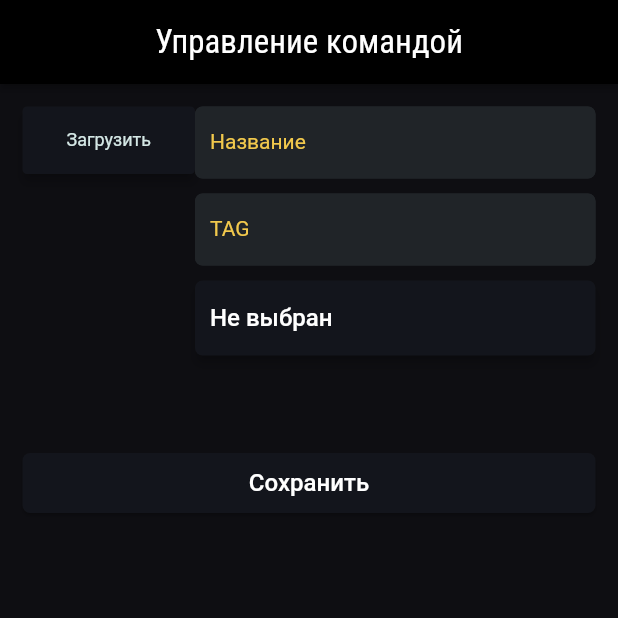
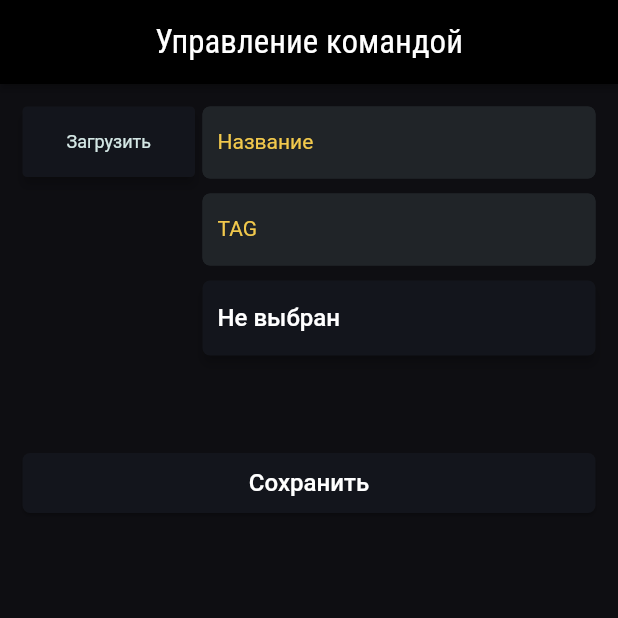
Before and after one commit to nikitakudinov/sp, a Flutter app: the EDITETeamWidget screen opened by its route, on a phone screen of 412 x 824 dp, the top half of it. Run offline on Flutter 3.47's test engine with Material 2 defaults, Android fonts, the phone set to English and light mode, and no system bars; drawn by our look-alikes of auto_size_text; our stand-ins replace cached_network_image, equatable, file_picker, floating_bottom_navigation_bar, font_awesome_flutter, from_css_color and 9 more; missing offline and left inert: json_path, mime_type; accounts and stored records are empty; network calls fail; Roboto replaces fonts that are missing (Encode Sans Semi Condensed).

Commit message:
Updating to latest FlutterFlow output.

```diff
--- a/lib/team/e_d_i_t_e_team/e_d_i_t_e_team_widget.dart
+++ b/lib/team/e_d_i_t_e_team/e_d_i_t_e_team_widget.dart
@@ -167,8 +167,8 @@ class _EDITETeamWidgetState extends State<EDITETeamWidget> {
                                           _model.imagePath,
                                           '0',
                                         ),
-                                        width: 108.0,
-                                        height: 108.0,
+                                        width: 1085.0,
+                                        height: 105.0,
                                         fit: BoxFit.cover,
                                       ),
                                     ),
@@ -177,7 +177,7 @@ class _EDITETeamWidgetState extends State<EDITETeamWidget> {
                               ),
                             Padding(
                               padding: EdgeInsetsDirectional.fromSTEB(
-                                  0.0, 0.0, 0.0, 10.0),
+                                  0.0, 0.0, 5.0, 10.0),
                               child: FFButtonWidget(
                                 onPressed: () async {
                                   final selectedMedia = await selectMedia(
@@ -242,7 +242,7 @@ class _EDITETeamWidgetState extends State<EDITETeamWidget> {
                                 text: 'Загрузить',
                                 options: FFButtonOptions(
                                   width: 115.0,
-                                  height: 45.0,
+                                  height: 47.0,
                                   padding: EdgeInsetsDirectional.fromSTEB(
                                       10.0, 0.0, 10.0, 0.0),
                                   iconPadding: EdgeInsetsDirectional.fromSTEB(
```
